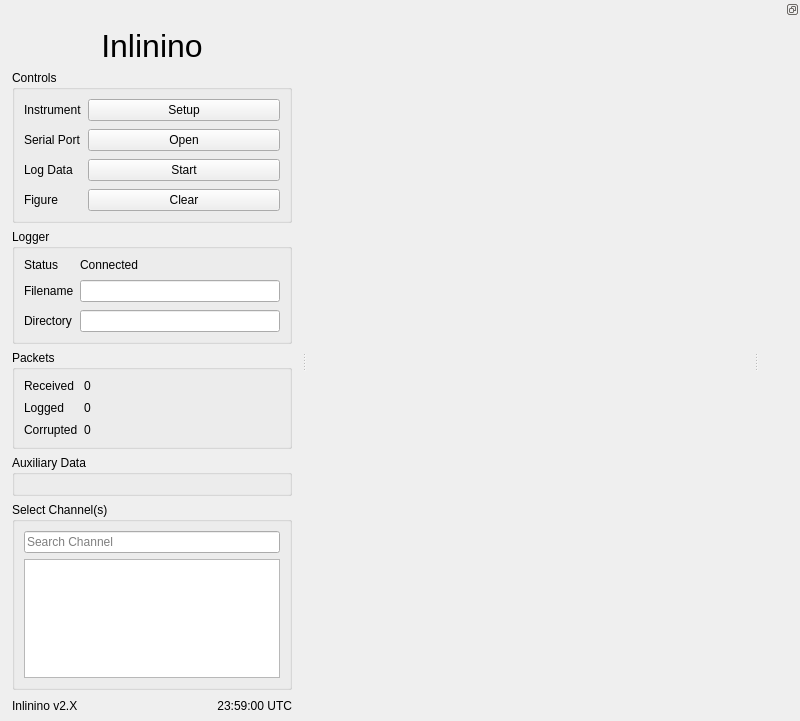
OceanOptics/Inlinino, file inlinino/resources/main.ui: the form before one commit.
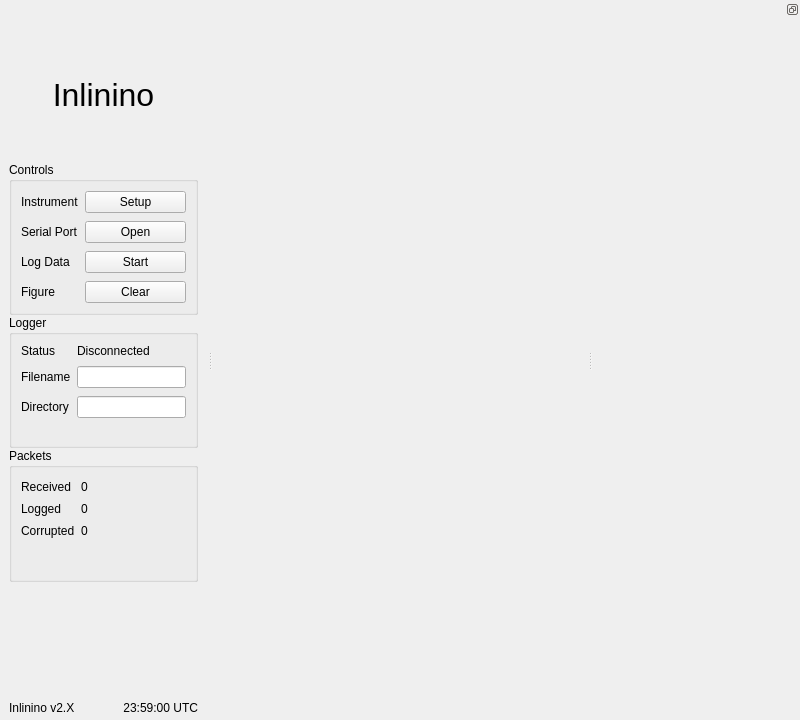
The form after the commit.

```diff
--- a/inlinino/resources/main.ui
+++ b/inlinino/resources/main.ui
@@ -7,7 +7,7 @@
     <x>0</x>
     <y>0</y>
     <width>800</width>
-    <height>721</height>
+    <height>720</height>
    </rect>
   </property>
   <property name="windowTitle">
@@ -27,11 +27,11 @@
    </layout>
   </widget>
   <widget class="QDockWidget" name="dock_widget_primary">
-   <property name="sizePolicy">
-    <sizepolicy hsizetype="Preferred" vsizetype="Preferred">
-     <horstretch>0</horstretch>
-     <verstretch>1</verstretch>
-    </sizepolicy>
+   <property name="minimumSize">
+    <size>
+     <width>207</width>
+     <height>490</height>
+    </size>
    </property>
    <property name="floating">
     <bool>false</bool>
@@ -45,10 +45,10 @@
    <attribute name="dockWidgetArea">
     <number>1</number>
    </attribute>
-   <widget class="QWidget" name="dockWidgetContents">
-    <layout class="QVBoxLayout" name="dw_primary_layout">
-     <property name="leftMargin">
-      <number>12</number>
+   <widget class="QWidget" name="docked_widget_core">
+    <layout class="QVBoxLayout" name="docked_widget_core_layout">
+     <property name="spacing">
+      <number>0</number>
      </property>
      <property name="bottomMargin">
       <number>5</number>
@@ -65,7 +65,7 @@
         <bool>false</bool>
        </property>
        <property name="alignment">
-        <set>Qt::AlignHCenter|Qt::AlignTop</set>
+        <set>Qt::AlignCenter</set>
        </property>
        <property name="margin">
         <number>8</number>
@@ -192,7 +192,7 @@
         <item row="0" column="1">
          <widget class="QLabel" name="label_status">
           <property name="text">
-           <string>Connected</string>
+           <string>Disconnected</string>
           </property>
          </widget>
         </item>
@@ -254,6 +254,9 @@
         <property name="verticalSpacing">
          <number>8</number>
         </property>
+        <property name="topMargin">
+         <number>12</number>
+        </property>
         <item row="0" column="0">
          <widget class="QLabel" name="label_6">
           <property name="text">
@@ -300,72 +303,40 @@
       </widget>
      </item>
      <item>
-      <widget class="QGroupBox" name="group_box_aux_data">
-       <property name="enabled">
-        <bool>true</bool>
+      <layout class="QVBoxLayout" name="docked_widget_primary_layout">
+       <property name="spacing">
+        <number>0</number>
        </property>
-       <property name="title">
-        <string>Auxiliary Data</string>
+       <property name="leftMargin">
+        <number>0</number>
        </property>
-       <layout class="QFormLayout" name="group_box_aux_data_layout">
-        <property name="labelAlignment">
-         <set>Qt::AlignLeading|Qt::AlignLeft|Qt::AlignVCenter</set>
-        </property>
-        <property name="formAlignment">
-         <set>Qt::AlignLeading|Qt::AlignLeft|Qt::AlignTop</set>
-        </property>
-        <property name="verticalSpacing">
-         <number>8</number>
-        </property>
-       </layout>
-      </widget>
-     </item>
-     <item>
-      <widget class="QGroupBox" name="group_box_active_timeseries_variables">
-       <property name="title">
-        <string>Select Channel(s)</string>
+       <property name="topMargin">
+        <number>0</number>
        </property>
-       <layout class="QVBoxLayout" name="group_box_active_timeseries_variables_layout">
-        <item>
-         <widget class="QLineEdit" name="le_active_timeseries_variables_search">
-          <property name="placeholderText">
-           <string>Search Channel</string>
-          </property>
-         </widget>
-        </item>
-        <item>
-         <widget class="QListView" name="list_view_active_timeseries_variables">
-          <property name="sizePolicy">
-           <sizepolicy hsizetype="Preferred" vsizetype="Expanding">
-            <horstretch>0</horstretch>
-            <verstretch>0</verstretch>
-           </sizepolicy>
-          </property>
-         </widget>
-        </item>
-       </layout>
-      </widget>
-     </item>
-     <item>
-      <spacer name="patrick_the_vertical_spacer">
-       <property name="orientation">
-        <enum>Qt::Vertical</enum>
+       <property name="rightMargin">
+        <number>0</number>
        </property>
-       <property name="sizeHint" stdset="0">
-        <size>
-         <width>0</width>
-         <height>20</height>
-        </size>
+       <property name="bottomMargin">
+        <number>0</number>
        </property>
-      </spacer>
+      </layout>
      </item>
      <item>
       <layout class="QHBoxLayout" name="horizontal_layout_footer">
        <item>
         <widget class="QLabel" name="label_app_version">
+         <property name="sizePolicy">
+          <sizepolicy hsizetype="Preferred" vsizetype="Minimum">
+           <horstretch>0</horstretch>
+           <verstretch>0</verstretch>
+          </sizepolicy>
+         </property>
          <property name="text">
           <string>Inlinino v2.X</string>
          </property>
+         <property name="alignment">
+          <set>Qt::AlignBottom|Qt::AlignLeading|Qt::AlignLeft</set>
+         </property>
         </widget>
        </item>
        <item>
@@ -375,19 +346,25 @@
          </property>
          <property name="sizeHint" stdset="0">
           <size>
-           <width>40</width>
-           <height>20</height>
+           <width>0</width>
+           <height>0</height>
           </size>
          </property>
         </spacer>
        </item>
        <item>
         <widget class="QLabel" name="label_clock">
+         <property name="sizePolicy">
+          <sizepolicy hsizetype="Preferred" vsizetype="Minimum">
+           <horstretch>0</horstretch>
+           <verstretch>0</verstretch>
+          </sizepolicy>
+         </property>
          <property name="text">
           <string>23:59:00 UTC</string>
          </property>
          <property name="alignment">
-          <set>Qt::AlignRight|Qt::AlignTrailing|Qt::AlignVCenter</set>
+          <set>Qt::AlignBottom|Qt::AlignRight|Qt::AlignTrailing</set>
          </property>
         </widget>
        </item>
@@ -397,6 +374,15 @@
    </widget>
   </widget>
   <widget class="QDockWidget" name="dock_widget_secondary">
+   <property name="enabled">
+    <bool>true</bool>
+   </property>
+   <property name="minimumSize">
+    <size>
+     <width>207</width>
+     <height>0</height>
+    </size>
+   </property>
    <property name="floating">
     <bool>false</bool>
    </property>
```
Left out of the diff: 2 changed lines with no effect on the pictures.
